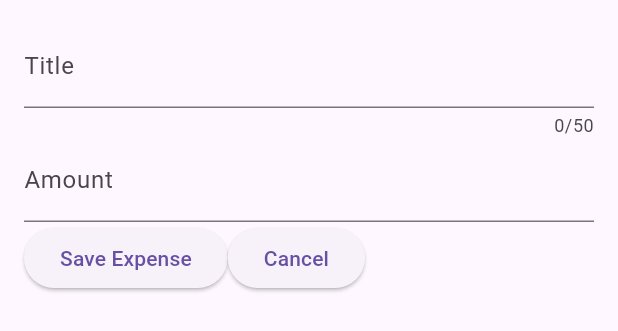
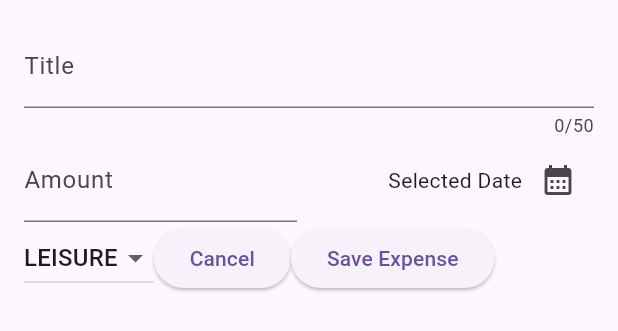
Before and after one commit to thehwayne/expense_tracker, a Flutter app: the NewExpense widget shown alone on an empty page, opened directly, on a phone screen of 412 x 824 dp. Shown: the top 331 px of the screen. Run offline on Flutter 3.47's test engine with Material 3 defaults, Android fonts, the phone set to English and light mode, and no system bars.

Commit message:
Update to new_expense (whoops forgot to commit last class, silly me)

```diff
--- a/lib/widgets/new_expense.dart
+++ b/lib/widgets/new_expense.dart
@@ -1,23 +1,44 @@
+import 'package:expense_tracker/models/expense.dart';
 import 'package:flutter/material.dart';
+import 'package:intl/intl.dart';
+
+final formatter = DateFormat.yMd();
 
 class NewExpense extends StatefulWidget {
   const NewExpense({super.key});
 
   @override
   State<NewExpense> createState() {
-    // TODO: implement createState
     return _NewExpenseState();
   }
 }
 
 class _NewExpenseState extends State<NewExpense> {
   final _titleController = TextEditingController();
-  final _amountController = TextEditingController(); //This is the amountController
+  final _amountController = TextEditingController();
+  DateTime? _selectedDate;
+  Category _selectedCategory = Category.leisure;
+
+  //Controller for amount
   @override
   void dispose() {
     _titleController.dispose();
     _amountController.dispose();
+    //Make sure to dispose of it
     super.dispose();
+  }
+
+  void _presentDatePicker() async {
+    final now = DateTime.now();
+    final firstDate = DateTime(now.year - 1, now.month, now.day);
+    final pickedDate = await showDatePicker(
+        context: context,
+        initialDate: now,
+        firstDate: firstDate,
+        lastDate: now);
+    setState(() {
+      _selectedDate = pickedDate;
+    });
   }
 
   @override
@@ -43,36 +64,70 @@ class _NewExpenseState extends State<NewExpense> {
           Row(
             children: [
               Expanded(
-                child: TextField( // Text field for amount here
-                  controller: _amountController, // Linked to the established amountController
-                  keyboardType: TextInputType.number, // Optimized for number
-                    decoration: InputDecoration(
-                      prefixText: '\$ ', //Figured out the prefix to $
-                      label: Text('Amount'), // Label for the Amount text field
-                    ),
+                child: TextField(
+                  controller: _amountController,
+                  keyboardType: TextInputType.number,
+                  decoration: const InputDecoration(
+                    prefixText: '\$',
+                    label: Text("Amount"),
                   ),
                 ),
+              ),
+              const SizedBox(width: 16),
+              Expanded(
+                child: Row(
+                  mainAxisAlignment: MainAxisAlignment.end,
+                  crossAxisAlignment: CrossAxisAlignment.center,
+                  children: [
+                    Text(
+                      _selectedDate == null
+                          ? 'Selected Date'
+                          : formatter.format(_selectedDate!),
+                    ),
+                    IconButton(
+                        onPressed: _presentDatePicker,
+                        icon: const Icon(Icons.calendar_month)),
+                  ],
+                ),
+              ),
             ],
-
-
           ),
-
           Row(
             children: [
+              DropdownButton(
+                value: _selectedCategory,
+                items: Category.values
+                    .map(
+                      (category) => DropdownMenuItem(
+                        value: category,
+                        child: Text(
+                          category.name.toString().toUpperCase(),
+                        ),
+                      ),
+                    )
+                    .toList(),
+                onChanged: (value) {
+                  if (value == null) {
+                    return;
+                  }
+                  setState(() {
+                    _selectedCategory = value;
+                  });
+                },
+              ),
+              ElevatedButton(
+                onPressed: () {
+                  Navigator.pop(context);
+                },
+                child: const Text("Cancel"),
+              ),
               ElevatedButton(
                 onPressed: () {
                   print(_titleController.text);
                   print(_amountController.text);
+
                 },
                 child: Text('Save Expense'),
-              ),
-
-              ElevatedButton( // Cancel button
-                onPressed: (){
-                  // TODO: implement cancel logic
-
-                },
-                child: Text('Cancel'),
               ),
             ],
           ),
```
